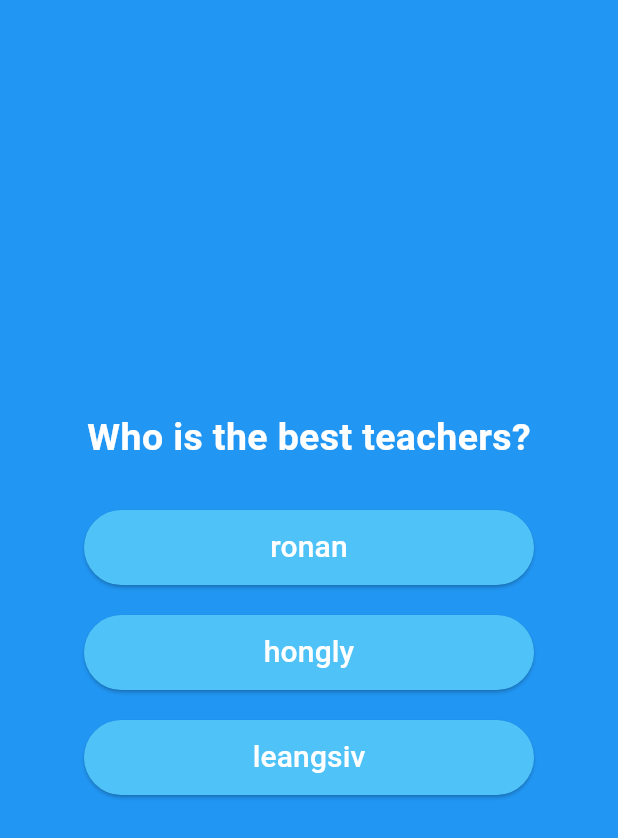
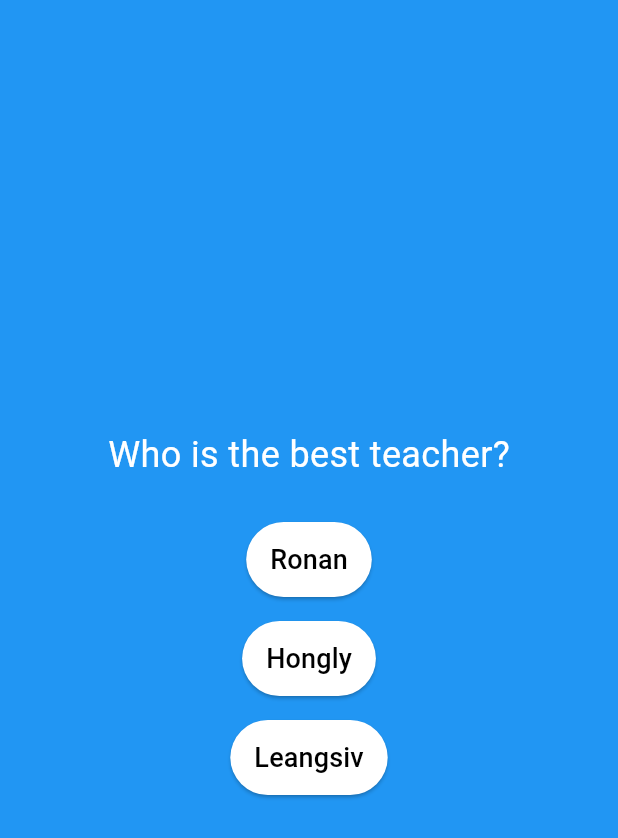
Before and after one commit to MrNobodyCam/Flutter-Term-1, a Flutter app: the screen it shows after launch, after a tap on "Start Quiz", on a phone screen of 412 x 824 dp. Shown: the top 838 px of the screen. Run offline on Flutter 3.47's test engine with Material 3 defaults, Android fonts, the light colour scheme and no system bars.

Commit message:
image w7

```diff
--- a/flutter/lib/W7-S1 PRACTICE/screens/question_screen.dart
+++ b/flutter/lib/W7-S1 PRACTICE/screens/question_screen.dart
@@ -25,8 +25,7 @@ class QuestionScreen extends StatelessWidget {
         ...question.possibleAnswers.map((answer) {
           return AnswerButton(
             text: answer,
-            onPressed: () =>
-                onAnswerSelected(answer), // Pass the selected answer
+            onPressed: () => onAnswerSelected(answer),
           );
         }),
       ],
--- /dev/null
+++ b/flutter/lib/W7-s1/main.dart
@@ -0,0 +1,19 @@
+import 'package:flutter/material.dart';
+import 'quiz_app.dart';
+import 'model/quiz.dart';
+
+void main() {
+  Question q1 = const Question(
+      title: "Who is the best teacher?",
+      possibleAnswers: ["Ronan", "Hongly", 'Leangsiv'],
+      goodAnswer: 'Ronan');
+  Question q2 = const Question(
+      title: "Which color is the best?",
+      possibleAnswers: ["Blue", "Red", 'Green'],
+      goodAnswer: 'Green');
+
+  List<Question> myQuestions = [q1, q2];
+  Quiz myQuiz = Quiz(title: "Crazy Quizz", questions: myQuestions);
+
+  runApp(QuizApp(myQuiz));
+}
--- /dev/null
+++ b/flutter/lib/W7-s1/model/quiz.dart
@@ -0,0 +1,14 @@
+class Quiz {
+  final String title;
+  final List<Question> questions;
+
+  Quiz({required this.title, required this.questions});
+}
+
+class Question {
+  final String title;
+  final List<String> possibleAnswers;
+  final String goodAnswer;
+
+  const Question({required this.title, required this.possibleAnswers, required this.goodAnswer});
+}
--- /dev/null
+++ b/flutter/lib/W7-s1/model/submission.dart
@@ -0,0 +1,37 @@
+import 'quiz.dart';
+
+class Answer {
+  final String questionAnswer;
+
+  Answer({required this.questionAnswer});
+
+  bool isCorrect(String goodAnswer) {
+    return questionAnswer == goodAnswer;
+  }
+}
+
+class Submission {
+  final Map<Question, Answer> _answers = {};
+
+  void addAnswer(Question question, String answer) {
+    _answers[question] = Answer(questionAnswer: answer);
+  }
+
+  void removeAnswers() {
+    _answers.clear();
+  }
+
+  Answer? getAnswerFor(Question question) {
+    return _answers[question];
+  }
+
+  int getScore() {
+    int score = 0;
+    for (var entry in _answers.entries) {
+      if (entry.value.isCorrect(entry.key.goodAnswer)) {
+        score++;
+      }
+    }
+    return score;
+  }
+}
--- /dev/null
+++ b/flutter/lib/W7-s1/quiz_app.dart
@@ -0,0 +1,61 @@
+import 'package:flutter/material.dart';
+import 'model/quiz.dart';
+import 'model/submission.dart';
+import 'screens/welcome_screen.dart';
+import 'screens/question_screen.dart';
+import 'screens/result_screen.dart';
+
+Color appColor = Colors.blue[500] as Color;
+
+class QuizApp extends StatefulWidget {
+  const QuizApp(this.quiz, {super.key});
+
+  final Quiz quiz;
+
+  @override
+  State<QuizApp> createState() => _QuizAppState();
+}
+
+class _QuizAppState extends State<QuizApp> {
+  int _currentIndex = 0;
+  final Submission _submission = Submission();
+
+  late List<Widget> _screens;
+
+  @override
+  void initState() {
+    super.initState();
+    _screens = [
+      WelcomeScreen(onStartQuiz: () => _changeScreen(1)),
+      QuestionScreen(
+        quiz: widget.quiz,
+        submission: _submission,
+        onQuizCompleted: () => _changeScreen(2),
+      ),
+      ResultScreen(
+        quiz: widget.quiz,
+        submission: _submission,
+        onRestartQuiz: () {
+          _submission.removeAnswers();
+          _changeScreen(0);
+        },
+      ),
+    ];
+  }
+
+  void _changeScreen(int index) {
+    setState(() {
+      _currentIndex = index;
+    });
+  }
+
+  @override
+  Widget build(BuildContext context) {
+    return MaterialApp(
+      home: Scaffold(
+        backgroundColor: appColor,
+        body: _screens[_currentIndex],
+      ),
+    );
+  }
+}
--- /dev/null
+++ b/flutter/lib/W7-s1/screens/question_screen.dart
@@ -0,0 +1,74 @@
+import 'package:flutter/material.dart';
+import '../model/quiz.dart';
+import '../model/submission.dart';
+
+class QuestionScreen extends StatefulWidget {
+  final Quiz quiz;
+  final VoidCallback onQuizCompleted;
+  final Submission submission;
+
+  const QuestionScreen({
+    required this.quiz,
+    required this.submission,
+    required this.onQuizCompleted,
+    super.key,
+  });
+
+  @override
+  State<QuestionScreen> createState() => _QuestionScreenState();
+}
+
+class _QuestionScreenState extends State<QuestionScreen> {
+  int _currentQuestionIndex = 0;
+
+  void _answerQuestion(String answer) {
+    final currentQuestion = widget.quiz.questions[_currentQuestionIndex];
+    widget.submission.addAnswer(currentQuestion, answer);
+
+    setState(() {
+      if (_currentQuestionIndex < widget.quiz.questions.length - 1) {
+        _currentQuestionIndex++;
+      } else {
+        widget.onQuizCompleted();
+      }
+    });
+  }
+
+  @override
+  Widget build(BuildContext context) {
+    final currentQuestion = widget.quiz.questions[_currentQuestionIndex];
+    return Center(
+      child: Column(
+        mainAxisAlignment: MainAxisAlignment.center,
+        children: [
+          Text(
+            currentQuestion.title,
+            style: const TextStyle(
+              fontSize: 24,
+              color: Colors.white,
+            ),
+          ),
+          const SizedBox(height: 20),
+          for (var answer in currentQuestion.possibleAnswers)
+            Padding(
+              padding: const EdgeInsets.symmetric(vertical: 8.0), // Add space between buttons
+              child: ElevatedButton(
+                onPressed: () => _answerQuestion(answer),
+                style: ElevatedButton.styleFrom(
+                  padding: const EdgeInsets.symmetric(horizontal: 16, vertical: 12),
+                  backgroundColor: Colors.white,
+                ),
+                child: Text(
+                  answer,
+                  style: const TextStyle(
+                    fontSize: 18,
+                    color: Colors.black,
+                  ),
+                ),
+              ),
+            ),
+        ],
+      ),
+    );
+  }
+}
--- /dev/null
+++ b/flutter/lib/W7-s1/screens/welcome_screen.dart
@@ -0,0 +1,27 @@
+import 'package:flutter/material.dart';
+
+class WelcomeScreen extends StatelessWidget {
+  final VoidCallback onStartQuiz;
+
+  const WelcomeScreen({required this.onStartQuiz, super.key});
+
+  @override
+  Widget build(BuildContext context) {
+    return Center(
+      child: Column(
+        mainAxisAlignment: MainAxisAlignment.center,
+        children: [
+          const Text(
+            "Quzing Quiz!",
+            style: TextStyle(fontSize: 32, fontWeight: FontWeight.bold, color: Colors.white),
+          ),
+          const SizedBox(height: 20),
+          ElevatedButton(
+            onPressed: onStartQuiz,
+            child: const Text("Start Quiz"),
+          ),
+        ],
+      ),
+    );
+  }
+}
```
Also changed, not shown: flutter/lib/W7-s1/screens/result_screen.dart (added, +39 -0 lines).
